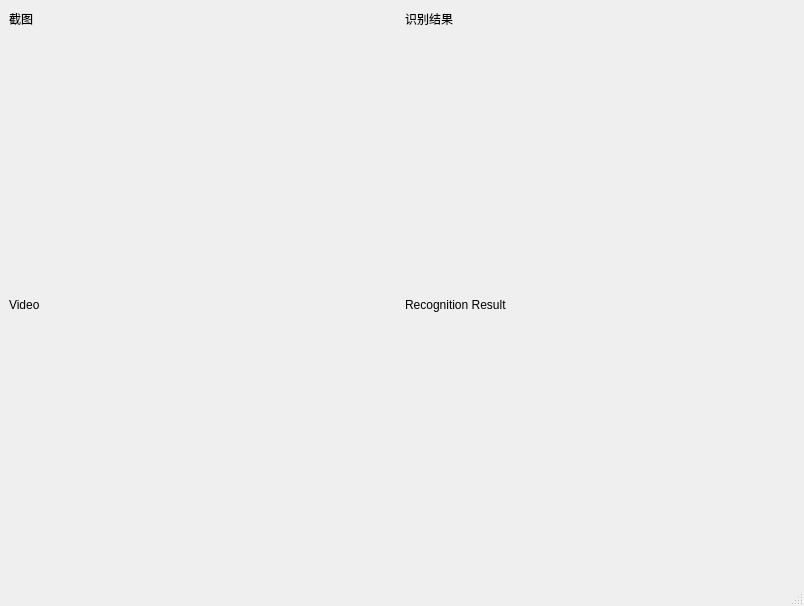
Before: the Qt Designer form view/design/ui/main_window.ui in Connorshen/OnmyojiScript, drawn with Qt 5.
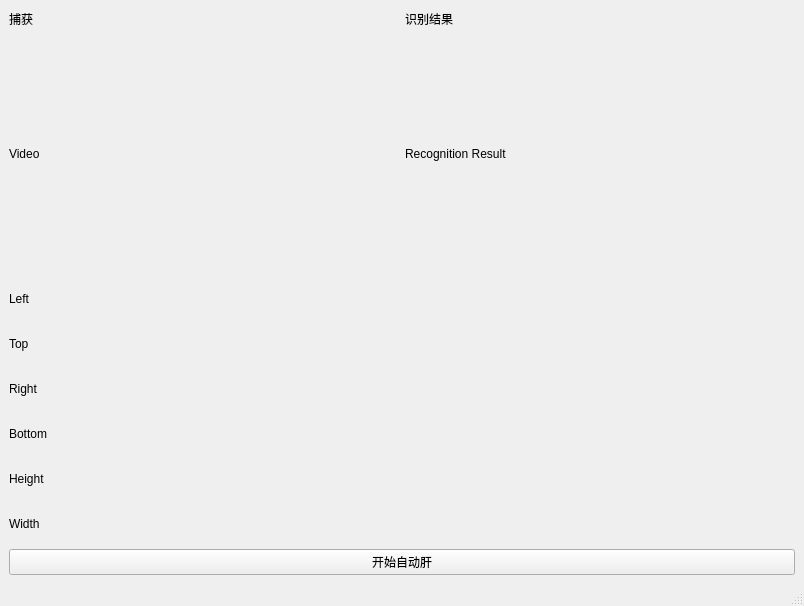
After: the same form once the commit is applied.

Patch:
```diff
--- a/view/design/ui/main_window.ui
+++ b/view/design/ui/main_window.ui
@@ -34,12 +34,15 @@
            </size>
           </property>
           <property name="text">
-           <string>截图</string>
+           <string>捕获</string>
           </property>
          </widget>
         </item>
         <item>
          <widget class="QLabel" name="video_lb">
+          <property name="layoutDirection">
+           <enum>Qt::LeftToRight</enum>
+          </property>
           <property name="text">
            <string>Video</string>
           </property>
@@ -73,6 +76,108 @@
       </item>
      </layout>
     </item>
+    <item>
+     <layout class="QGridLayout" name="info">
+      <item row="0" column="0">
+       <layout class="QGridLayout" name="gridLayout">
+        <item row="1" column="0">
+         <widget class="QLabel" name="label_3">
+          <property name="text">
+           <string>Top</string>
+          </property>
+         </widget>
+        </item>
+        <item row="2" column="0">
+         <widget class="QLabel" name="label_6">
+          <property name="text">
+           <string>Right</string>
+          </property>
+         </widget>
+        </item>
+        <item row="3" column="1">
+         <widget class="QLabel" name="bottom_lb">
+          <property name="text">
+           <string/>
+          </property>
+         </widget>
+        </item>
+        <item row="0" column="0">
+         <widget class="QLabel" name="label_2">
+          <property name="text">
+           <string>Left</string>
+          </property>
+         </widget>
+        </item>
+        <item row="0" column="1">
+         <widget class="QLabel" name="left_lb">
+          <property name="text">
+           <string/>
+          </property>
+         </widget>
+        </item>
+        <item row="3" column="0">
+         <widget class="QLabel" name="label_8">
+          <property name="text">
+           <string>Bottom</string>
+          </property>
+         </widget>
+        </item>
+        <item row="4" column="0">
+         <widget class="QLabel" name="label_7">
+          <property name="text">
+           <string>Height</string>
+          </property>
+         </widget>
+        </item>
+        <item row="1" column="1">
+         <widget class="QLabel" name="top_lb">
+          <property name="text">
+           <string/>
+          </property>
+         </widget>
+        </item>
+        <item row="5" column="0">
+         <widget class="QLabel" name="label_10">
+          <property name="text">
+           <string>Width</string>
+          </property>
+         </widget>
+        </item>
+        <item row="2" column="1">
+         <widget class="QLabel" name="right_lb">
+          <property name="text">
+           <string/>
+          </property>
+         </widget>
+        </item>
+        <item row="4" column="1">
+         <widget class="QLabel" name="height_lb">
+          <property name="text">
+           <string/>
+          </property>
+         </widget>
+        </item>
+        <item row="5" column="1">
+         <widget class="QLabel" name="width_lb">
+          <property name="text">
+           <string/>
+          </property>
+         </widget>
+        </item>
+       </layout>
+      </item>
+      <item row="0" column="1">
+       <layout class="QGridLayout" name="gridLayout_2"/>
+      </item>
+     </layout>
+    </item>
+    <item>
+     <widget class="QPushButton" name="start_btn">
+      <property name="text">
+       <string>开始自动肝</string>
+      </property>
+     </widget>
+    </item>
    </layout>
   </widget>
   <widget class="QMenuBar" name="menubar">
```
